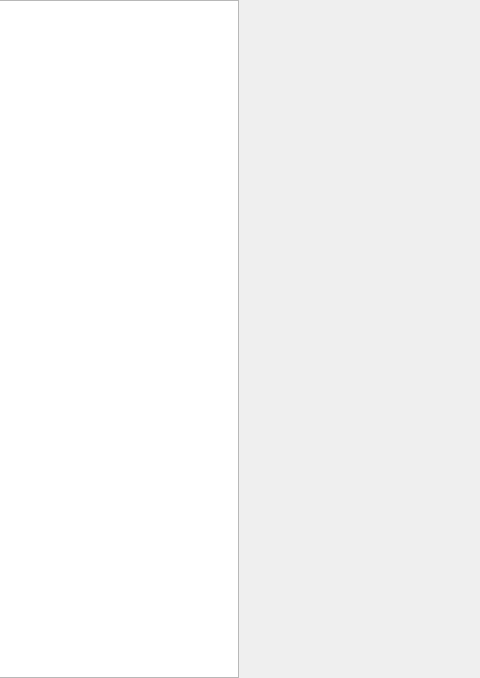
Qt form lib/common-widgets/kiran-module-widget/kiran-module-widget.ui (openeuler-mirror/kiran-control-panel) before a commit; both pictures show x 91 to 571 and y 0 to 678 of the 969 by 678 pixel window.
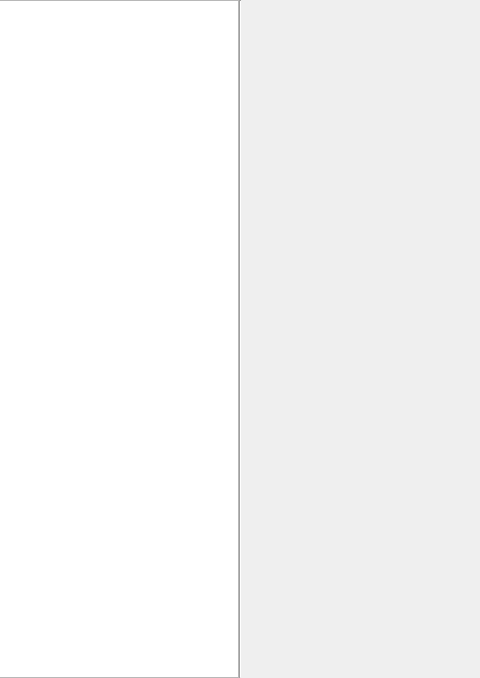
The same form after that commit. Custom widgets are drawn as their Qt base class.

Commit message:
refactor(common): update KiranModuleWidget
-  更新插件公共私有库KiranModuleWidget中的绘制

```diff
--- a/lib/common-widgets/kiran-module-widget/kiran-module-widget.ui
+++ b/lib/common-widgets/kiran-module-widget/kiran-module-widget.ui
@@ -60,6 +60,13 @@
         </property>
        </widget>
       </item>
+      <item>
+       <widget class="Line" name="line">
+        <property name="orientation">
+         <enum>Qt::Vertical</enum>
+        </property>
+       </widget>
+      </item>
      </layout>
     </widget>
    </item>
```
Left out of the diff: 33 changed lines with no effect on the pictures. The commit also changes 1 other file.
